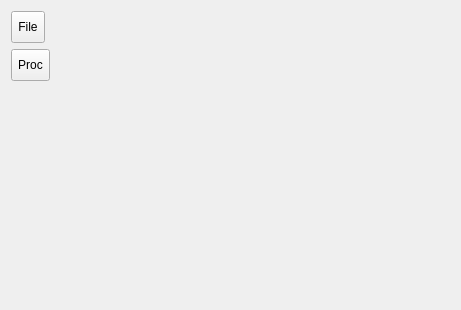
This is XK/XKMonitor/oversegview.ui in samhu1989/IASystem as Qt 5 draws it before an edit. The edited form follows.
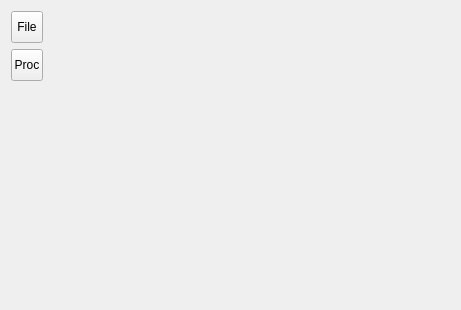
This is the edited form.

```diff
--- a/XK/XKMonitor/oversegview.ui
+++ b/XK/XKMonitor/oversegview.ui
@@ -25,6 +25,12 @@
        <height>32</height>
       </size>
      </property>
+     <property name="maximumSize">
+      <size>
+       <width>32</width>
+       <height>32</height>
+      </size>
+     </property>
      <property name="text">
       <string>File</string>
      </property>
@@ -44,6 +50,12 @@
        <height>32</height>
       </size>
      </property>
+     <property name="maximumSize">
+      <size>
+       <width>32</width>
+       <height>32</height>
+      </size>
+     </property>
      <property name="text">
       <string>Proc</string>
      </property>
```
Left out of the diff: 6 changed lines with no effect on the pictures.
